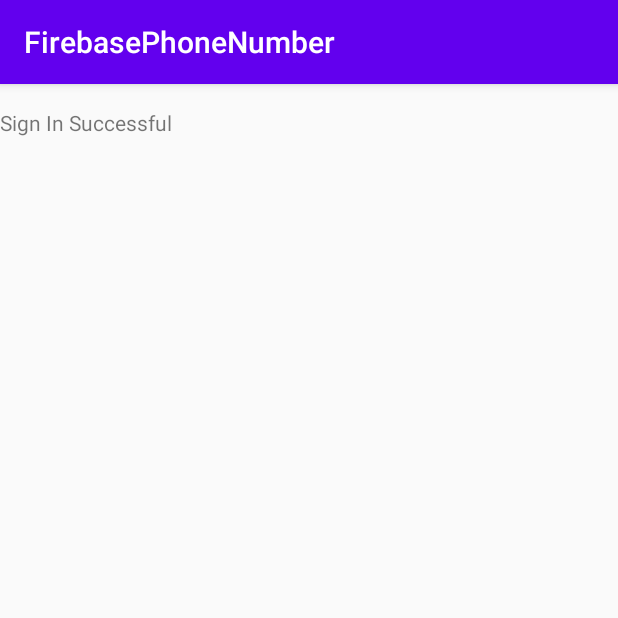
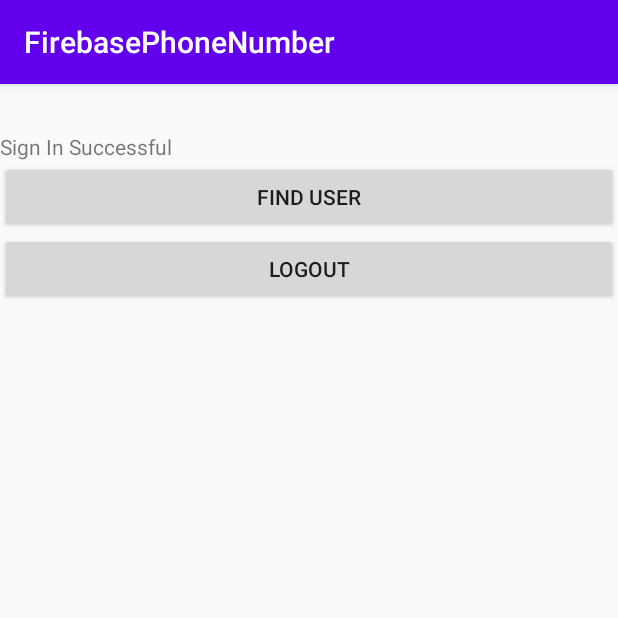
Before and after one commit to AditiDeshpande/FirebasePhoneNumberVerificationWithCode, an Android app: the screen it shows after launch once a user with an empty profile is signed in (MainPageActivity), on a phone screen of 412 x 824 dp, the top half of it. Run offline under Robolectric (Android 15) with nearby library versions, the phone set to English and light mode, and no system bars; our stand-ins replace Firebase (no records; nobody signed in at launch, a user with empty details on screens opened directly).

```diff
--- a/app/build.gradle
+++ b/app/build.gradle
@@ -35,8 +35,13 @@ dependencies {
 
     implementation 'androidx.appcompat:appcompat:1.1.0'
     implementation 'androidx.constraintlayout:constraintlayout:1.1.3'
+    implementation 'androidx.recyclerview:recyclerview:1.1.0'
+    //for control over item selection of both touch and mouse driven selection
+    implementation 'androidx.recyclerview:recyclerview-selection:1.1.0-rc01'
     implementation 'com.google.firebase:firebase-auth:19.3.1'
+    implementation "androidx.core:core-ktx:1.2.0"
     testImplementation 'junit:junit:4.12'
     androidTestImplementation 'androidx.test.ext:junit:1.1.1'
     androidTestImplementation 'androidx.test.espresso:espresso-core:3.2.0'
+
 }
--- a/app/src/main/AndroidManifest.xml
+++ b/app/src/main/AndroidManifest.xml
@@ -1,6 +1,9 @@
 <?xml version="1.0" encoding="utf-8"?>
 <manifest xmlns:android="http://schemas.android.com/apk/res/android"
     package="com.example.firebasephonenumber">
+
+    <uses-permission android:name="android.permission.READ_CONTACTS"></uses-permission>
+    <uses-permission android:name="android.permission.WRITE_CONTACTS"></uses-permission>
 
     <application
         android:allowBackup="true"
@@ -9,7 +12,8 @@
         android:roundIcon="@mipmap/ic_launcher_round"
         android:supportsRtl="true"
         android:theme="@style/AppTheme">
-        <activity android:name=".MainPageActivity"></activity>
+        <activity android:name=".FindUserActivity"></activity>
+        <activity android:name=".MainPageActivity" />
         <activity android:name=".MainActivity">
             <intent-filter>
                 <action android:name="android.intent.action.MAIN" />
--- a/app/src/main/java/com/example/firebasephonenumber/MainActivity.java
+++ b/app/src/main/java/com/example/firebasephonenumber/MainActivity.java
@@ -168,7 +168,7 @@ public class MainActivity extends AppCompatActivity {
         //FirebaseUser user = FirebaseAuth.getInstance().getCurrentUser();
 
         if(user != null) {
-            Log.i("User",user.getDisplayName());
+            //Log.i("User",user.getDisplayName());
             startActivity(new Intent(getApplicationContext(), MainPageActivity.class));
             finish();
             return;
--- a/app/src/main/java/com/example/firebasephonenumber/MainPageActivity.java
+++ b/app/src/main/java/com/example/firebasephonenumber/MainPageActivity.java
@@ -1,14 +1,58 @@
 package com.example.firebasephonenumber;
 
+import androidx.annotation.RequiresApi;
 import androidx.appcompat.app.AppCompatActivity;
 
+import android.Manifest;
+import android.content.Intent;
+import android.os.Build;
 import android.os.Bundle;
+import android.view.View;
+import android.widget.Button;
+
+import com.google.firebase.auth.FirebaseAuth;
 
 public class MainPageActivity extends AppCompatActivity {
 
+    @RequiresApi(api = Build.VERSION_CODES.M)
     @Override
     protected void onCreate(Bundle savedInstanceState) {
         super.onCreate(savedInstanceState);
         setContentView(R.layout.activity_main_page);
+
+        Button mBtnFindUser = findViewById(R.id.finduser);
+        Button mBtnLogout = findViewById(R.id.logout);
+
+        mBtnLogout.setOnClickListener(new View.OnClickListener() {
+            @Override
+            public void onClick(View v) {
+                FirebaseAuth.getInstance().signOut();
+                Intent intent = new Intent(getApplicationContext(),MainActivity.class);
+                intent.addFlags(Intent.FLAG_ACTIVITY_CLEAR_TOP);
+                startActivity(intent);
+                finish();
+                return;
+            }
+        });
+
+        mBtnFindUser.setOnClickListener(new View.OnClickListener() {
+            @Override
+            public void onClick(View v) {
+                startActivity(new Intent(getApplicationContext() , FindUserActivity.class));
+            }
+        });
+
+        if (Build.VERSION.SDK_INT >= Build.VERSION_CODES.M) {
+            getPermissons();
+        }
+    }
+
+    private void getPermissons() {
+
+        if (Build.VERSION.SDK_INT >= Build.VERSION_CODES.M) {
+            requestPermissions(new String[] {Manifest.permission.WRITE_CONTACTS , Manifest.permission.READ_CONTACTS},1);
+        }
+
+
     }
 }
--- a/app/src/main/res/layout/activity_main_page.xml
+++ b/app/src/main/res/layout/activity_main_page.xml
@@ -5,6 +5,13 @@
     android:layout_width="match_parent"
     android:layout_height="match_parent"
     tools:context=".MainPageActivity">
+
+    <LinearLayout
+        android:layout_width="match_parent"
+        android:layout_height="wrap_content"
+        android:orientation="vertical"
+        app:layout_constraintTop_toTopOf="parent"
+        android:layout_marginTop="16dp">
 
     <TextView
         android:layout_width="match_parent"
@@ -14,4 +21,18 @@
         app:layout_constraintTop_toTopOf="parent"
         android:layout_marginTop="16dp"></TextView>
 
+        <Button
+            android:layout_width="match_parent"
+            android:layout_height="wrap_content"
+            android:text="Find User"
+            android:id="@+id/finduser"></Button>
+
+        <Button
+            android:layout_width="match_parent"
+            android:layout_height="wrap_content"
+            android:text="Logout"
+            android:id="@+id/logout"></Button>
+
+    </LinearLayout>
+
 </androidx.constraintlayout.widget.ConstraintLayout>
--- a/build.gradle
+++ b/build.gradle
@@ -21,6 +21,10 @@ allprojects {
     repositories {
         google()
         jcenter()
+        maven {
+             url 'https://maven.google.com'
+         }
+
 
     }
 }
```
Also changed, not shown: app/src/main/java/com/example/firebasephonenumber/FindUserActivity.java (added, +64 -0 lines), app/src/main/java/com/example/firebasephonenumber/UserListAdapter.java (added, +63 -0 lines), app/src/main/java/com/example/firebasephonenumber/UserObject.java (added, +24 -0 lines), app/src/main/res/layout/activity_find_user.xml (added, +16 -0 lines).
